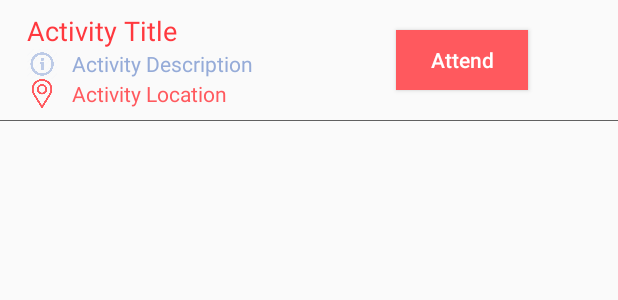
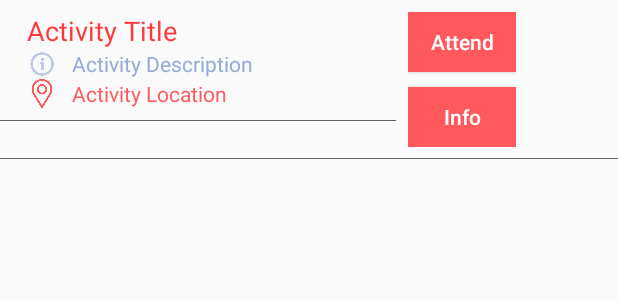
Before and after one commit to act-io/actio, an Android app: the layout list_item_activity.xml on its own in the app's theme, with its tools: preview values and no code run, on a phone screen of 412 x 824 dp. Shown: the top 300 px of the screen. Run offline under Robolectric (Android 15) with nearby library versions, the phone set to English and light mode, and no system bars; network calls fail.

Commit message:
make it work med hinu

```diff
--- a/app/src/main/java/com/example/sigrundish/actio/ActivityInfoActivity.java
+++ b/app/src/main/java/com/example/sigrundish/actio/ActivityInfoActivity.java
@@ -4,7 +4,6 @@ import android.location.Address;
 import android.location.Geocoder;
 import android.os.Bundle;
 import android.support.v7.app.AppCompatActivity;
-import android.support.v7.widget.Toolbar;
 import android.widget.TextView;
 
 import com.google.android.gms.maps.CameraUpdateFactory;
@@ -27,8 +26,6 @@ public class ActivityInfoActivity extends AppCompatActivity implements OnMapRead
     protected void onCreate(Bundle savedInstanceState) {
         super.onCreate(savedInstanceState);
         setContentView(R.layout.activity_info);
-        Toolbar toolbar = findViewById(R.id.toolbar);
-        setSupportActionBar(toolbar);
 
         final TextView title = findViewById(R.id.tvActivity);
         final TextView description = findViewById(R.id.tvInfo);
--- a/app/src/main/res/layout/list_item_activity.xml
+++ b/app/src/main/res/layout/list_item_activity.xml
@@ -42,17 +42,37 @@
         android:textColor="@color/colorPrimary" />
 </LinearLayout>
 
-    <Button
-        android:id="@+id/bAttend"
+    <LinearLayout xmlns:android="http://schemas.android.com/apk/res/android"
         android:layout_width="0dp"
-        android:layout_height="40dp"
+        android:layout_height="wrap_content"
         android:layout_gravity="center_vertical"
         android:layout_marginRight="60dp"
         android:layout_weight="0.2"
+        android:orientation="vertical"
+        android:padding="8dp"
+        android:background="@drawable/button_bg">
+
+    <Button
+        android:id="@+id/bAttend"
+        android:layout_width="match_parent"
+        android:layout_height="40dp"
+        android:layout_weight="1"
         android:background="@color/colorPrimary"
         android:orientation="vertical"
         android:text="Attend"
         android:textAllCaps="false"
         android:textColor="@android:color/background_light" />
+    <Button
+        android:id="@+id/bActivityInfo"
+        android:layout_width="match_parent"
+        android:layout_height="40dp"
+        android:layout_weight="1"
+        android:layout_marginTop="10dp"
+        android:background="@color/colorPrimary"
+        android:orientation="vertical"
+        android:text="Info"
+        android:textAllCaps="false"
+        android:textColor="@android:color/background_light" />
+    </LinearLayout>
 
 </LinearLayout>
--- a/app/src/main/res/values/styles.xml
+++ b/app/src/main/res/values/styles.xml
@@ -14,7 +14,6 @@
     </style>
 
     <style name="AppTheme.AppBarOverlay" parent="ThemeOverlay.AppCompat.Dark.ActionBar" />
-
     <style name="AppTheme.PopupOverlay" parent="ThemeOverlay.AppCompat.Light" />
 
 </resources>
```
Also changed, not shown: app/src/main/AndroidManifest.xml (+6 -3 lines), app/src/main/java/com/example/sigrundish/actio/ActivityListFragment.java (+32 -34 lines), app/src/main/res/layout/activity_info.xml (+57 -22 lines), app/src/main/res/layout/content_activity_info.xml (+8 -17 lines).
